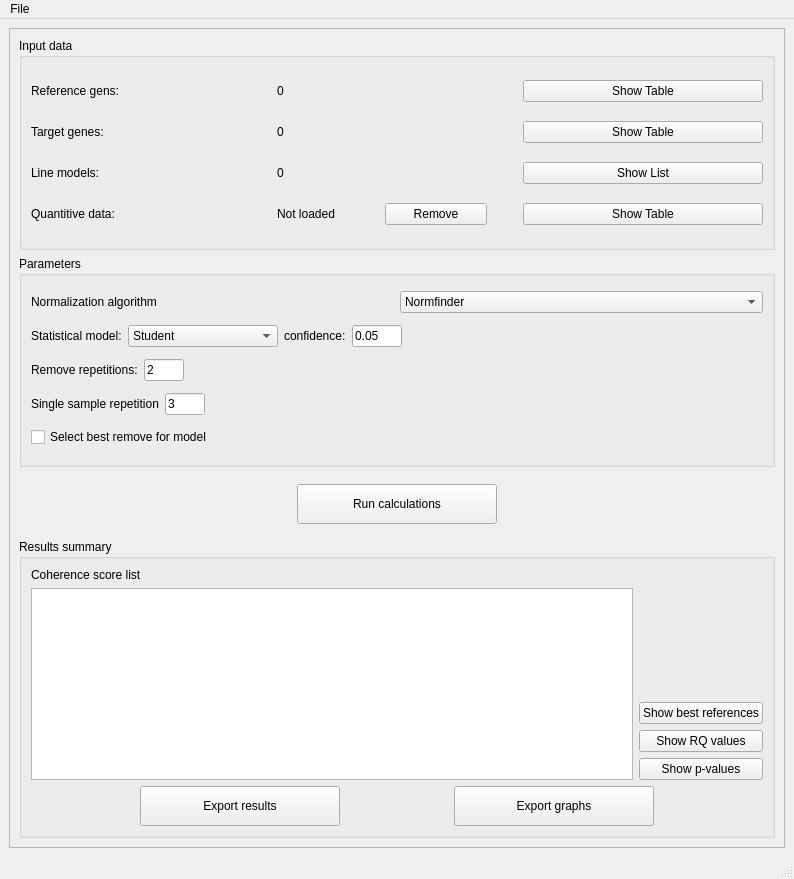
Qt form genexpa/uis/uis/MainWindow.ui (DorotaHojaLukowicz/GenExpA) before a commit.
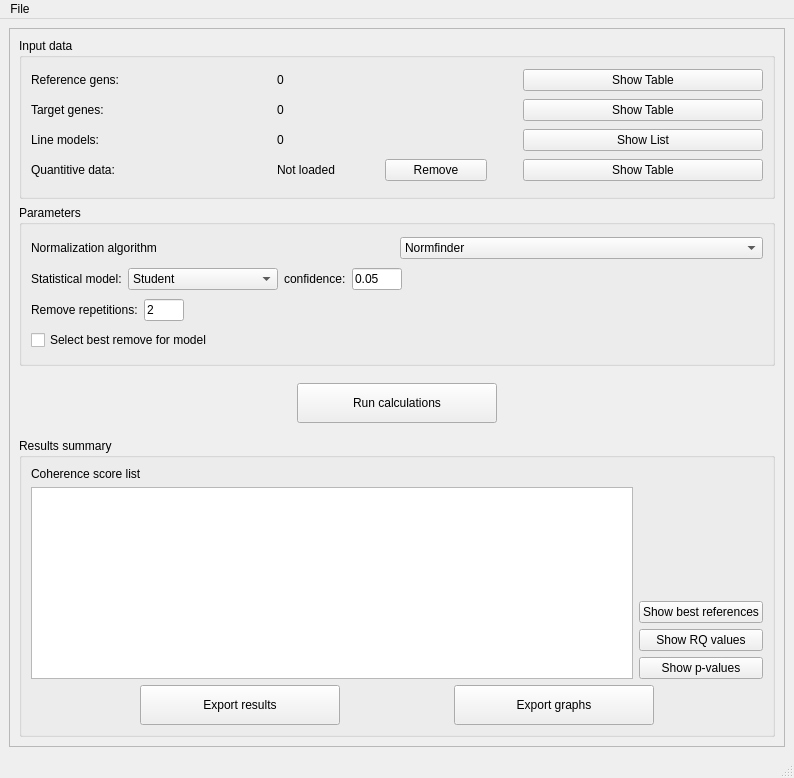
The same form after that commit.

Commit message: technical repetition option removed

```diff
--- a/genexpa/uis/uis/MainWindow.ui
+++ b/genexpa/uis/uis/MainWindow.ui
@@ -7,7 +7,7 @@
     <x>0</x>
     <y>0</y>
     <width>794</width>
-    <height>879</height>
+    <height>778</height>
    </rect>
   </property>
   <property name="windowTitle">
@@ -26,7 +26,7 @@
          <x>0</x>
          <y>0</y>
          <width>774</width>
-         <height>810</height>
+         <height>715</height>
         </rect>
        </property>
        <layout class="QVBoxLayout" name="verticalLayout_3">
@@ -347,49 +347,6 @@
              </item>
             </layout>
            </item>
-           <item>
-            <layout class="QHBoxLayout" name="horizontalLayout_7">
-             <item>
-              <widget class="QLabel" name="label_9">
-               <property name="toolTip">
-                <string>Select check repetition for a single sample</string>
-               </property>
-               <property name="statusTip">
-                <string>Select check repetition for a single sample</string>
-               </property>
-               <property name="text">
-                <string>Single sample repetition</string>
-               </property>
-              </widget>
-             </item>
-             <item>
-              <widget class="QLineEdit" name="lineEditSampleRepetition">
-               <property name="maximumSize">
-                <size>
-                 <width>40</width>
-                 <height>16777215</height>
-                </size>
-               </property>
-               <property name="text">
-                <string>3</string>
-               </property>
-              </widget>
-             </item>
-             <item>
-              <spacer name="horizontalSpacer_7">
-               <property name="orientation">
-                <enum>Qt::Horizontal</enum>
-               </property>
-               <property name="sizeHint" stdset="0">
-                <size>
-                 <width>40</width>
-                 <height>20</height>
-                </size>
-               </property>
-              </spacer>
-             </item>
-            </layout>
-           </item>
            <item>
             <layout class="QHBoxLayout" name="horizontalLayout_3">
              <item>
```
Left out of the diff: 3 changed lines with no effect on the pictures. The commit also changes 4 other files.
